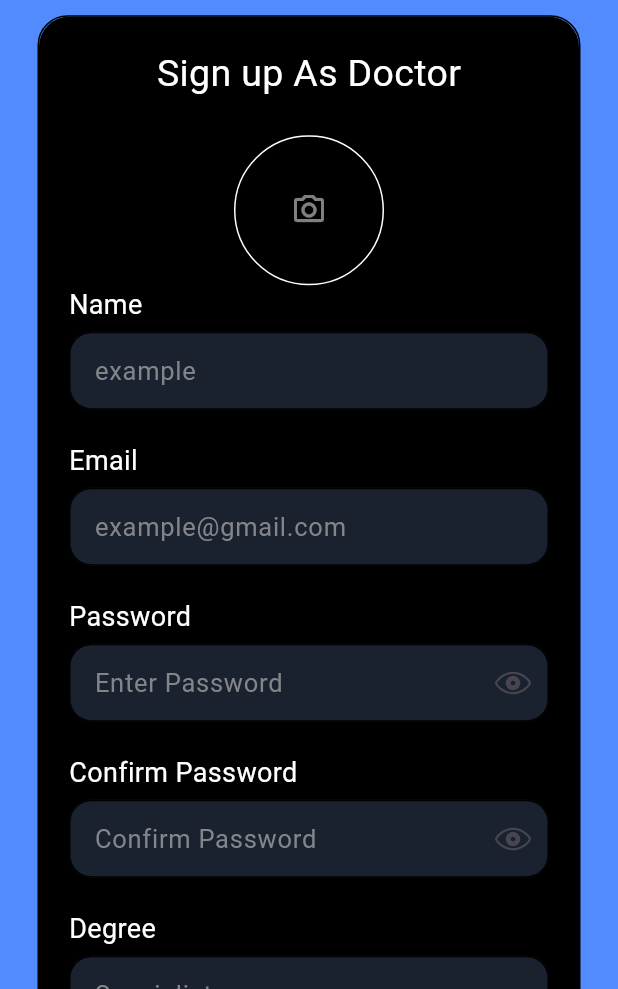
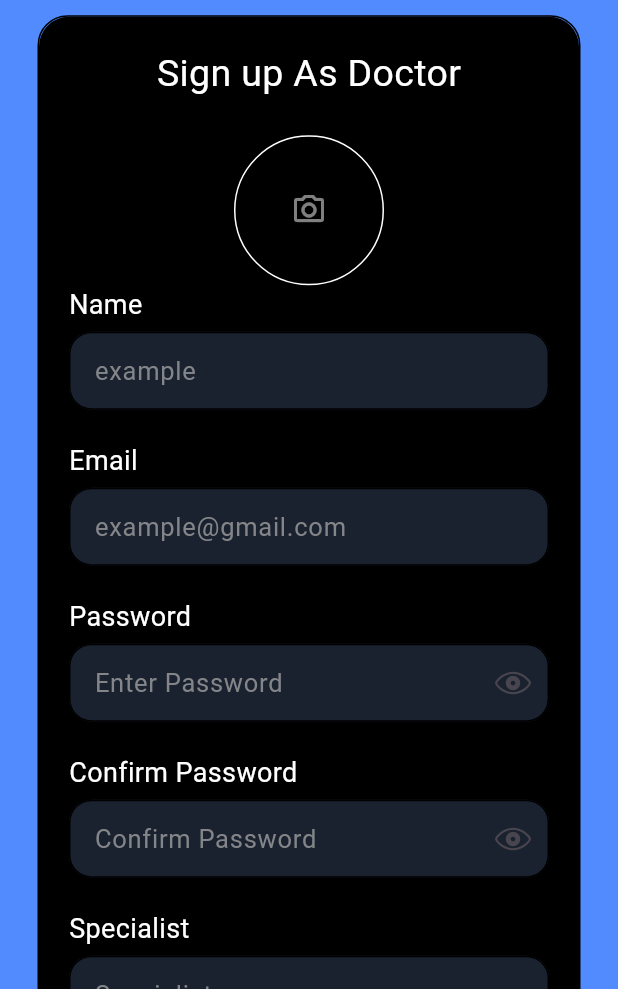
Before and after one commit to UrviAmbaliyaa/GeoMed-Assists, a Flutter app: the SignUpAsDoctor screen opened directly, on a phone screen of 412 x 824 dp, the part 247-1236 px from its top. Run offline on Flutter 3.47's test engine with Material 3 defaults, Android fonts, the phone set to English and light mode, and no system bars; our stand-ins replace animated_toggle_switch, cloud_firestore, expandable, firebase_auth, firebase_core, firebase_storage and 8 more; missing offline and left inert: flutter_phone_direct_caller; accounts and stored records are empty.

Commit message:
Update SignUpAsDoctor.dart

```diff
--- a/lib/Authentication/SignUpAsDoctor.dart
+++ b/lib/Authentication/SignUpAsDoctor.dart
@@ -450,7 +450,7 @@ class _SignUpAsDoctorState extends State<SignUpAsDoctor> {
                                           : SizedBox.shrink(),
                                       Row(
                                         children: [
-                                          Text("Degree",
+                                          Text("Specialist",
                                               style: TextStyle(
                                                   fontSize: 18,
                                                   color: AppColor.textColor)),
```
